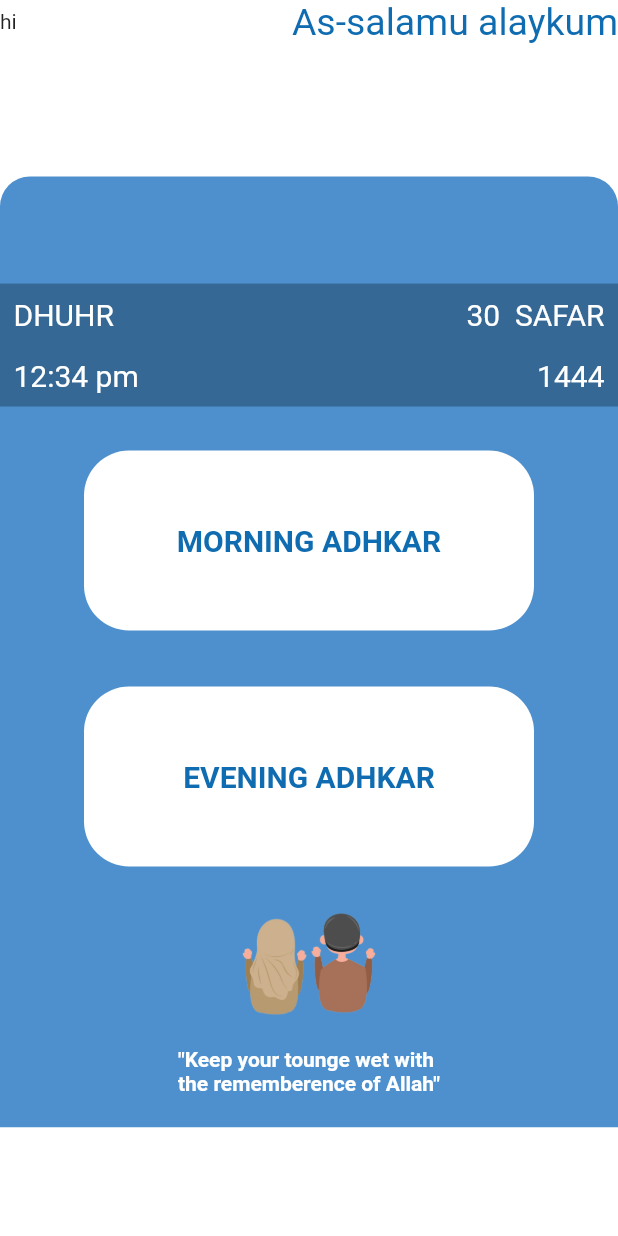
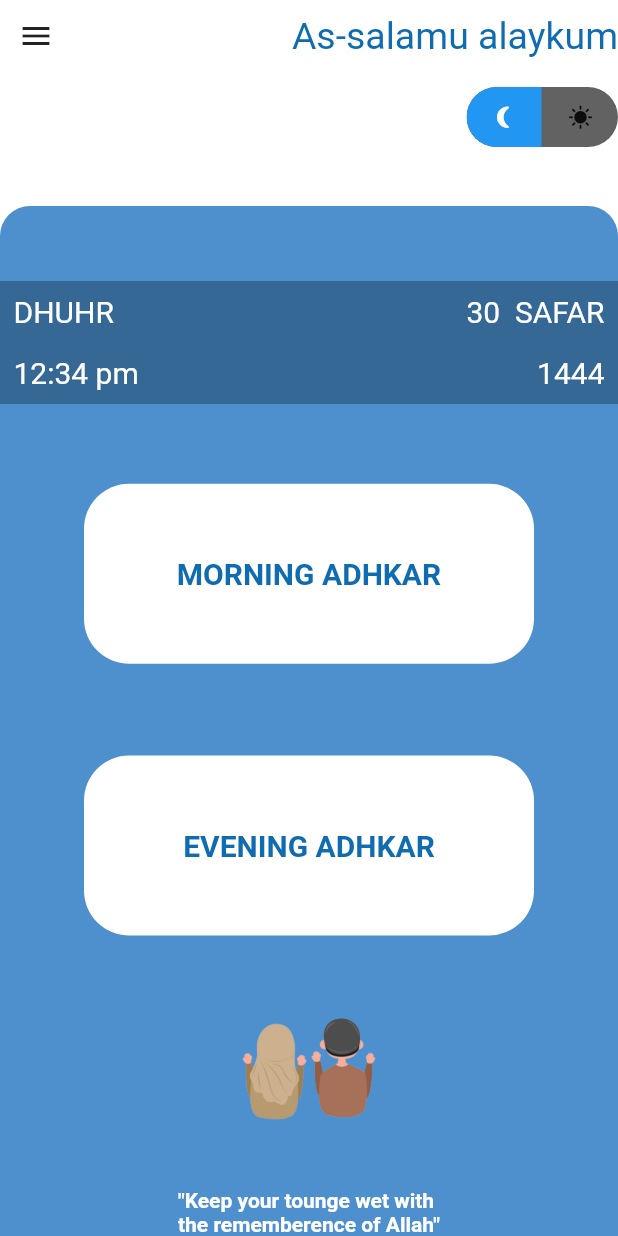
Before and after one commit to pilgrimfathers/adkarApp, a Flutter app: the screen it shows after launch, on a phone screen of 412 x 824 dp. Run offline on Flutter 3.47's test engine with Material 2 defaults, Android fonts, the phone set to English and light mode, and no system bars; drawn by our look-alikes of toggle_switch.

Commit message:
completed the UI of home screen

```diff
--- a/lib/test.dart
+++ b/lib/test.dart
@@ -1,5 +1,6 @@
 import 'package:flutter/cupertino.dart';
 import 'package:flutter/material.dart';
+import 'package:toggle_switch/toggle_switch.dart';
 
 class test extends StatefulWidget {
   const test({Key? key}) : super(key: key);
@@ -12,11 +13,16 @@ class _testState extends State<test> {
   @override
   Widget build(BuildContext context) {
     return Scaffold(
+        drawer: Drawer(
+            child: ListView(
+          padding: EdgeInsets.zero,
+          children: [DrawerHeader(child: Text("Header"))],
+        )),
         backgroundColor: Colors.white,
         body: SafeArea(
           child: Column(
             children: [
-              Flexible(
+              Expanded(
                 flex: 1,
                 child: Container(
                     height: MediaQuery.of(context).size.height / 3.5,
@@ -24,28 +30,51 @@ class _testState extends State<test> {
                     child: Column(children: [
                       Row(
                         mainAxisAlignment: MainAxisAlignment.spaceBetween,
-                        children: const [
-                          Text("hi"),
-                          Text(
+                        children: [
+                          Builder(builder: (BuildContext context) {
+                            return IconButton(
+                                onPressed: () {
+                                  Scaffold.of(context).openDrawer();
+                                },
+                                icon: Icon(Icons.menu));
+                          }),
+                          const Text(
                             "As-salamu alaykum",
                             style: TextStyle(
                                 fontSize: 25, color: Color(0xff106cb0)),
                           )
                         ],
+                      ),
+                      SizedBox(height: 10),
+                      Row(
+                        mainAxisAlignment: MainAxisAlignment.end,
+                        children: [
+                          ToggleSwitch(
+                            minWidth: 50,
+                            cornerRadius: 20,
+                            animate: true,
+                            initialLabelIndex: 0,
+                            totalSwitches: 2,
+                            icons: [
+                              Icons.nightlight_round_rounded,
+                              Icons.sunny
+                            ],
+                          )
+                        ],
                       )
                     ])),
               ),
-              Flexible(
-                flex: 6,
+              Expanded(
+                flex: 5,
                 child: Container(
-                    height: MediaQuery.of(context).size.height / 1.3,
+                    height: MediaQuery.of(context).size.height / 1.1,
                     decoration: const BoxDecoration(
                         color: Color(0xff4d90cd),
                         borderRadius: BorderRadius.only(
                             topLeft: Radius.circular(20),
                             topRight: Radius.circular(20))),
                     child: Column(
-                        mainAxisAlignment: MainAxisAlignment.spaceEvenly,
+                        mainAxisAlignment: MainAxisAlignment.spaceBetween,
                         children: [
                           Container(
                             color: Color(0xff366895),
@@ -143,3 +172,35 @@ class _testState extends State<test> {
         ));
   }
 }
+
+// import 'package:flutter/material.dart';
+//
+// class test extends StatefulWidget {
+//   const test({Key? key}) : super(key: key);
+//
+//   @override
+//   State<test> createState() => _testState();
+// }
+//
+// class _testState extends State<test> {
+//   bool drawer = true;
+//   @override
+//   Widget build(BuildContext context) {
+//     return Scaffold(
+//       drawer: Drawer(
+//         child: ListView(
+//             padding: EdgeInsets.zero,
+//             children: [DrawerHeader(child: Text("header"))]),
+//       ),
+//       body: SafeArea(
+//         child: Builder(builder: (BuildContext context) {
+//           return IconButton(
+//               onPressed: () {
+//                 Scaffold.of(context).openDrawer();
+//               },
+//               icon: Icon(Icons.menu));
+//         }),
+//       ),
+//     );
+//   }
+// }
--- a/pubspec.yaml
+++ b/pubspec.yaml
@@ -34,6 +34,7 @@ dependencies:
   # The following adds the Cupertino Icons font to your application.
   # Use with the CupertinoIcons class for iOS style icons.
   cupertino_icons: ^1.0.2
+  toggle_switch: ^2.0.1
 
 dev_dependencies:
   flutter_test:
```
Also changed, not shown: pubspec.lock.
